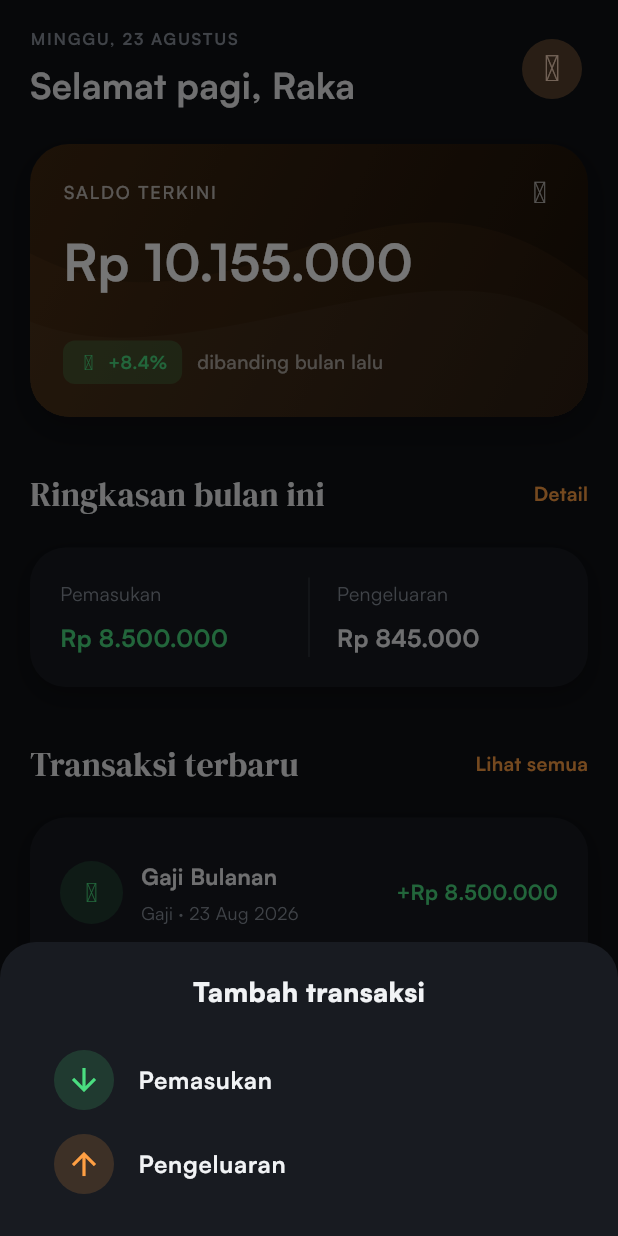
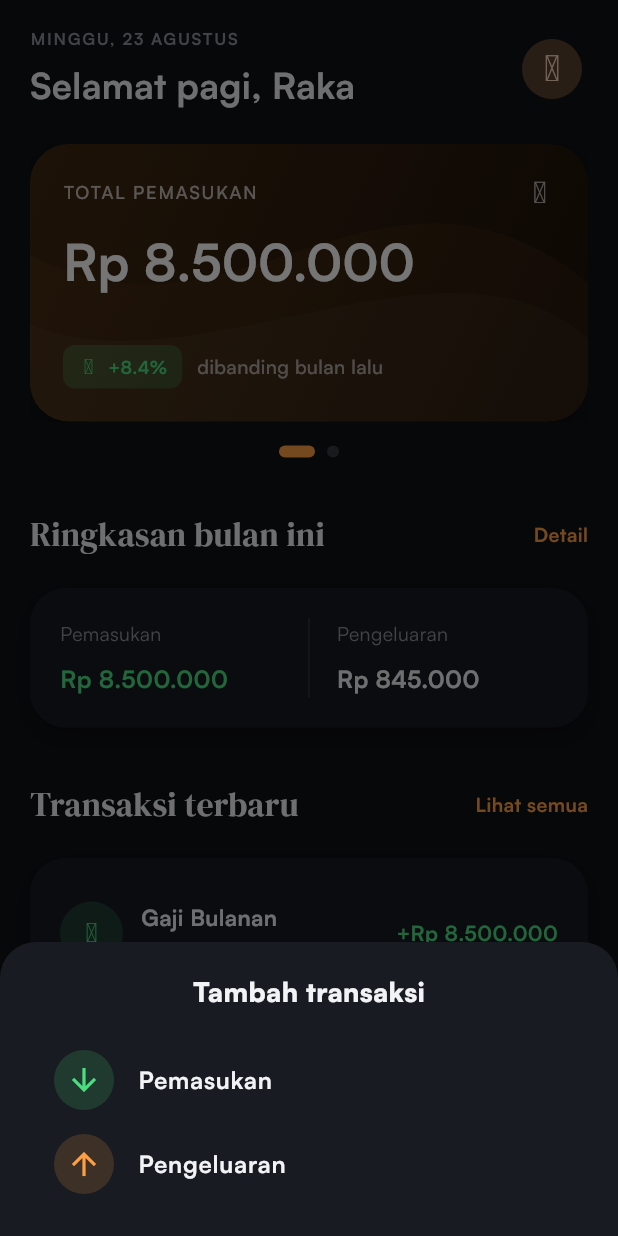
Before and after one commit to rezapranata089-bit/Finance, a Flutter app: the screen it shows after launch, after a tap on the "add" icon, on a phone screen of 412 x 824 dp. Run offline on Flutter 3.47's test engine with Material 3 defaults, Android fonts, the light colour scheme and no system bars; our stand-ins replace flutter_riverpod, solar_icons.

Commit message:
Ubah Saldo Terkini menjadi Card Pemasukan & Pengeluaran dengan Carousel swipeable
Sess: a37eef7bbd3af75d

```diff
--- a/lib/main.dart
+++ b/lib/main.dart
@@ -264,7 +264,6 @@ class DashboardPage extends ConsumerWidget {
     final colors = context.colors;
     final income = items.where((e) => e.income).fold<double>(0, (s, e) => s + e.amount);
     final expense = items.where((e) => !e.income).fold<double>(0, (s, e) => s + e.amount);
-    final balance = 2500000 + income - expense;
     return SafeArea(
       child: ListView(
         padding: const EdgeInsets.fromLTRB(20, 18, 20, 28),
@@ -278,74 +277,7 @@ class DashboardPage extends ConsumerWidget {
             IconButton.filledTonal(onPressed: () {}, icon: const Icon(SolarIconsOutline.bell)),
           ]),
           const SizedBox(height: 22),
-          Container(
-            clipBehavior: Clip.hardEdge,
-            decoration: BoxDecoration(
-              gradient: LinearGradient(
-                begin: Alignment.topLeft,
-                end: Alignment.bottomRight,
-                colors: [
-                  Color.lerp(colors.accent, Colors.black, 0.75)!,
-                  Color.lerp(colors.accent, Colors.black, 0.9)!,
-                ],
-              ),
-              borderRadius: BorderRadius.circular(26),
-              boxShadow: [
-                BoxShadow(
-                  color: Colors.black.withOpacity(Theme.of(context).brightness == Brightness.light ? 0.1 : 0.25),
-                  blurRadius: 16,
-                  offset: const Offset(0, 8),
-                )
-              ],
-            ),
-            child: Stack(
-              children: [
-                Positioned.fill(
-                  child: CustomPaint(
-                    painter: CardPatternPainter(color: colors.accent),
-                  ),
-                ),
-                Padding(
-                  padding: const EdgeInsets.all(22),
-                  child: Column(crossAxisAlignment: CrossAxisAlignment.start, children: [
-                    Row(mainAxisAlignment: MainAxisAlignment.spaceBetween, children: [
-                      Text('SALDO TERKINI', style: TextStyle(color: Colors.white70, fontWeight: FontWeight.w500, fontSize: 12, letterSpacing: 1.2)),
-                      Icon(SolarIconsOutline.eye, color: Colors.white70, size: 20),
-                    ]),
-                    const SizedBox(height: 12),
-                    Text(
-                      rupiah(balance),
-                      style: const TextStyle(
-                        color: Colors.white,
-                        fontSize: 34,
-                        fontWeight: FontWeight.w700,
-                      ),
-                    ),
-                    const SizedBox(height: 28),
-                    Row(children: [
-                      Container(
-                        padding: const EdgeInsets.symmetric(horizontal: 10, vertical: 6),
-                        decoration: BoxDecoration(
-                          color: colors.positive.withOpacity(0.2),
-                          borderRadius: BorderRadius.circular(8),
-                        ),
-                        child: Row(mainAxisSize: MainAxisSize.min, children: [
-                          Icon(SolarIconsOutline.graphUp, size: 14, color: colors.positive),
-                          const SizedBox(width: 6),
-                          Text('+8.4%', style: TextStyle(color: colors.positive, fontSize: 12, fontWeight: FontWeight.w700)),
-                        ]),
-                      ),
-                      const SizedBox(width: 10),
-                      Text(
-                        'dibanding bulan lalu',
-                        style: TextStyle(color: Colors.white60, fontSize: 13, fontWeight: FontWeight.w500),
-                      ),
-                    ]),
-                  ]),
-                ),
-              ],
-            ),
-          ),
+          DashboardCards(income: income, expense: expense),
           const SizedBox(height: 36),
                     const SectionHeader(title: 'Ringkasan bulan ini', action: 'Detail'),
                     SurfaceCard(child: Row(children: [
@@ -532,6 +464,180 @@ class ProfilePage extends ConsumerWidget {
             SettingRow(icon: SolarIconsOutline.widget, title: 'Kelola kategori'),
             SettingRow(icon: SolarIconsOutline.cardTransfer, title: 'Mata uang', value: 'Rupiah (IDR)'),
           ])),
+        ],
+      ),
+    );
+  }
+}
+
+class _CardData {
+  final String title;
+  final double amount;
+  final bool isIncome;
+  _CardData(this.title, this.amount, this.isIncome);
+}
+
+class DashboardCards extends StatefulWidget {
+  final double income;
+  final double expense;
+  const DashboardCards({super.key, required this.income, required this.expense});
+
+  @override
+  State<DashboardCards> createState() => _DashboardCardsState();
+}
+
+class _DashboardCardsState extends State<DashboardCards> {
+  late PageController _pageController;
+  double _currentPage = 0;
+
+  @override
+  void initState() {
+    super.initState();
+    _pageController = PageController(viewportFraction: 1.0);
+    _pageController.addListener(() {
+      if (mounted && _pageController.position.haveDimensions) {
+        setState(() {
+          _currentPage = _pageController.page ?? 0;
+        });
+      }
+    });
+  }
+
+  @override
+  void dispose() {
+    _pageController.dispose();
+    super.dispose();
+  }
+
+  @override
+  Widget build(BuildContext context) {
+    final colors = context.colors;
+    final cards = [
+      _CardData('TOTAL PEMASUKAN', widget.income, true),
+      _CardData('TOTAL PENGELUARAN', widget.expense, false),
+    ];
+
+    return Column(
+      children: [
+        SizedBox(
+          height: 185,
+          child: PageView.builder(
+            controller: _pageController,
+            physics: const BouncingScrollPhysics(),
+            itemCount: cards.length,
+            itemBuilder: (context, index) {
+              final data = cards[index];
+
+              double scale = 1.0;
+              double opacity = 1.0;
+              if (_pageController.position.haveDimensions) {
+                double diff = _pageController.page! - index;
+                scale = (1 - (diff.abs() * 0.1)).clamp(0.9, 1.0);
+                opacity = (1 - (diff.abs() * 0.4)).clamp(0.0, 1.0);
+              }
+
+              return Transform.scale(
+                scale: scale,
+                child: Opacity(
+                  opacity: opacity,
+                  child: _buildCard(context, data, colors),
+                ),
+              );
+            },
+          ),
+        ),
+        const SizedBox(height: 16),
+        Row(
+          mainAxisAlignment: MainAxisAlignment.center,
+          children: List.generate(cards.length, (index) {
+            final selected = (_currentPage.round() == index);
+            return AnimatedContainer(
+              duration: const Duration(milliseconds: 300),
+              margin: const EdgeInsets.symmetric(horizontal: 4),
+              width: selected ? 24 : 8,
+              height: 8,
+              decoration: BoxDecoration(
+                color: selected ? colors.accent : colors.textMuted.withOpacity(0.3),
+                borderRadius: BorderRadius.circular(4),
+              ),
+            );
+          }),
+        ),
+      ],
+    );
+  }
+
+  Widget _buildCard(BuildContext context, _CardData data, AppColors colors) {
+    final isExpense = !data.isIncome;
+    final trendColor = isExpense ? const Color(0xFFFF6B81) : colors.positive;
+    final trendIcon = isExpense ? SolarIconsOutline.graphDown : SolarIconsOutline.graphUp;
+    final trendText = isExpense ? '-3.2%' : '+8.4%';
+
+    return Container(
+      clipBehavior: Clip.hardEdge,
+      decoration: BoxDecoration(
+        gradient: LinearGradient(
+          begin: Alignment.topLeft,
+          end: Alignment.bottomRight,
+          colors: [
+            Color.lerp(colors.accent, Colors.black, 0.75)!,
+            Color.lerp(colors.accent, Colors.black, 0.9)!,
+          ],
+        ),
+        borderRadius: BorderRadius.circular(26),
+        boxShadow: [
+          BoxShadow(
+            color: Colors.black.withOpacity(Theme.of(context).brightness == Brightness.light ? 0.1 : 0.25),
+            blurRadius: 16,
+            offset: const Offset(0, 8),
+          )
+        ],
+      ),
+      child: Stack(
+        children: [
+          Positioned.fill(
+            child: CustomPaint(
+              painter: CardPatternPainter(color: colors.accent),
+            ),
+          ),
+          Padding(
+            padding: const EdgeInsets.all(22),
+            child: Column(crossAxisAlignment: CrossAxisAlignment.start, children: [
+              Row(mainAxisAlignment: MainAxisAlignment.spaceBetween, children: [
+                Text(data.title, style: const TextStyle(color: Colors.white70, fontWeight: FontWeight.w500, fontSize: 12, letterSpacing: 1.2)),
+                Icon(isExpense ? SolarIconsOutline.wallet : SolarIconsOutline.walletMoney, color: Colors.white70, size: 20),
+              ]),
+              const SizedBox(height: 12),
+              Text(
+                rupiah(data.amount),
+                style: const TextStyle(
+                  color: Colors.white,
+                  fontSize: 34,
+                  fontWeight: FontWeight.w700,
+                ),
+              ),
+              const Spacer(),
+              Row(children: [
+                Container(
+                  padding: const EdgeInsets.symmetric(horizontal: 10, vertical: 6),
+                  decoration: BoxDecoration(
+                    color: trendColor.withOpacity(0.2),
+                    borderRadius: BorderRadius.circular(8),
+                  ),
+                  child: Row(mainAxisSize: MainAxisSize.min, children: [
+                    Icon(trendIcon, size: 14, color: trendColor),
+                    const SizedBox(width: 6),
+                    Text(trendText, style: TextStyle(color: trendColor, fontSize: 12, fontWeight: FontWeight.w700)),
+                  ]),
+                ),
+                const SizedBox(width: 10),
+                const Text(
+                  'dibanding bulan lalu',
+                  style: TextStyle(color: Colors.white60, fontSize: 13, fontWeight: FontWeight.w500),
+                ),
+              ]),
+            ]),
+          ),
         ],
       ),
     );
```
Also changed, not shown: 1 other file.
